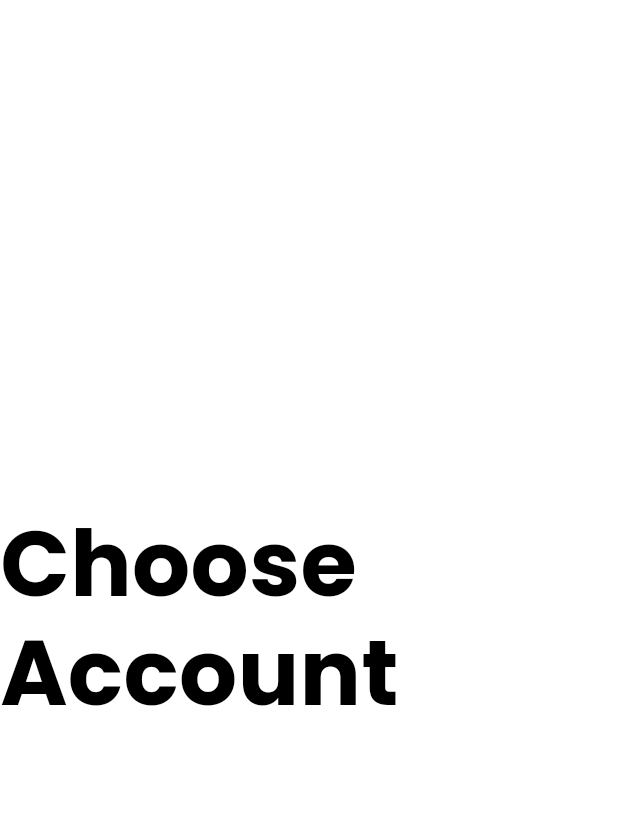
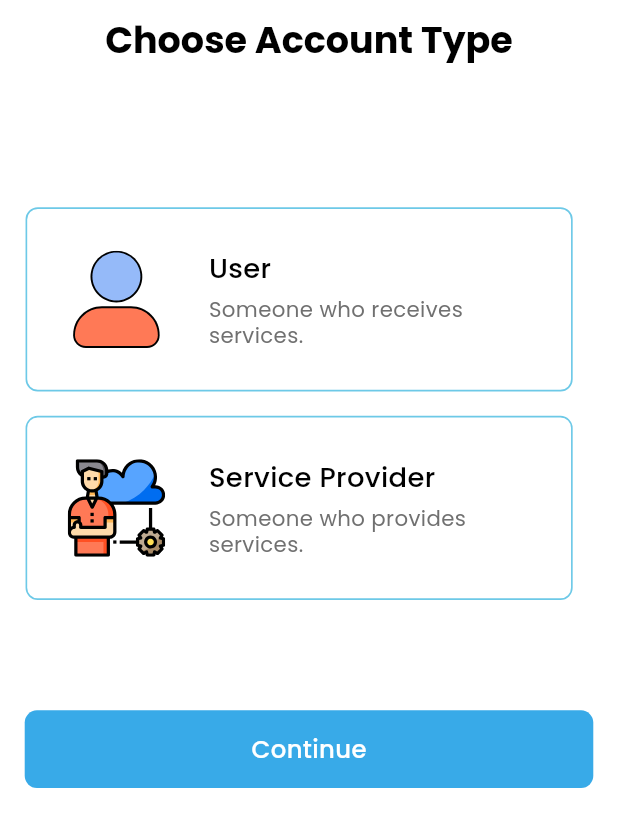
Before and after one commit to Mottakin890/bitnaro, a Flutter app: the screen it shows after launch, on a phone screen of 412 x 824 dp. Shown: the top 827 px of the screen. Run offline on Flutter 3.47's test engine with Material 3 defaults, Android fonts, the phone set to English and light mode, and no system bars; our stand-ins replace equatable, flutter_bloc, flutter_screenutil, flutter_svg, get_it, go_router.

Commit message:
feat(choose-account-type): Account type choosing page done.

```diff
--- a/lib/app.dart
+++ b/lib/app.dart
@@ -1,13 +1,14 @@
 import 'package:bitnaro/common/utils/dependency_injection/dependency_injection.dart';
 import 'package:bitnaro/common/utils/routes/app_route_config.dart';
 import 'package:bitnaro/common/utils/theme/app_theme.dart';
+import 'package:bitnaro/presentation/choose_account/bloc/choose_account_type_bloc.dart';
 import 'package:bitnaro/presentation/splash/bloc/splash_bloc.dart';
 import 'package:bitnaro/presentation/splash/bloc/splash_event.dart';
 import 'package:flutter/material.dart';
 import 'package:flutter_bloc/flutter_bloc.dart';
 
-class BitnoraApp extends StatelessWidget {
-  const BitnoraApp({super.key});
+class BitnaroApp extends StatelessWidget {
+  const BitnaroApp({super.key});
 
   @override
   Widget build(BuildContext context) {
@@ -16,6 +17,7 @@ class BitnoraApp extends StatelessWidget {
         BlocProvider(
           create: (context) => sl<SplashBloc>()..add(const AppStarted()),
         ),
+        BlocProvider(create: (context) => sl<ChooseAccountTypeBloc>()),
       ],
       child: MaterialApp.router(
         debugShowCheckedModeBanner: false,
--- a/lib/common/resources/assets/app_assets.dart
+++ b/lib/common/resources/assets/app_assets.dart
@@ -3,4 +3,8 @@ class AppAssets {
   static const String pngPath = 'assets/png';
 
   static const String appLogo = '$pngPath/applogo.png';
+
+  static const String user = '$svgPath/user.svg';
+  static const String consumer = '$svgPath/consumer.svg';
+  static const String check = '$svgPath/check.svg';
 }
--- /dev/null
+++ b/lib/common/resources/widgets/app_button.dart
@@ -0,0 +1,35 @@
+import 'package:bitnaro/common/utils/theme/app_colors.dart';
+import 'package:bitnaro/common/utils/theme/text_styles.dart';
+import 'package:flutter/widgets.dart';
+import 'package:flutter_screenutil/flutter_screenutil.dart';
+
+class AppButton extends StatelessWidget {
+  final void Function()? onTap;
+  final String buttonTitle;
+
+  const AppButton({super.key, required this.onTap, required this.buttonTitle});
+
+  @override
+  Widget build(BuildContext context) {
+    return GestureDetector(
+      onTap: onTap,
+      child: Container(
+
+        width: double.infinity,
+        height: 51.h,
+        decoration: BoxDecoration(
+          color: AppColors.primary,
+          borderRadius: .circular(8.r),
+        ),
+        child: Center(
+          child: Text(
+            buttonTitle,
+            style: TextStyles.bodyBaseMedium().copyWith(
+              color: AppColors.cWhite,
+            ),
+          ),
+        ),
+      ),
+    );
+  }
+}
--- a/lib/common/utils/dependency_injection/dependency_injection.dart
+++ b/lib/common/utils/dependency_injection/dependency_injection.dart
@@ -1,3 +1,4 @@
+import 'package:bitnaro/presentation/choose_account/bloc/choose_account_type_bloc.dart';
 import 'package:bitnaro/presentation/splash/bloc/splash_bloc.dart';
 import 'package:get_it/get_it.dart';
 
@@ -7,5 +8,6 @@ class DependencyInjection {
   static Future<void> init() async {
     //blocs
     sl.registerFactory(SplashBloc.new);
+    sl.registerFactory(ChooseAccountTypeBloc.new);
   }
 }
--- a/lib/common/utils/theme/app_colors.dart
+++ b/lib/common/utils/theme/app_colors.dart
@@ -4,7 +4,8 @@ class AppColors {
   AppColors._();
 
   static const Color primary = Color(0xFF38AAE8);
-  static const Color primaryLight = Color(0xFF5BBBED);
+  static const Color lightPrimary = Color(0xFFC4F1FF);
+  static const Color secondary = Color(0xFF6DC9E7);
   static const Color primaryLighter = Color(0xFF8DD0F4);
   static const Color primaryDark = Color(0xFF2490CA);
   static const Color primaryDarker = Color(0xFF1A72A3);
--- a/lib/common/utils/theme/app_theme.dart
+++ b/lib/common/utils/theme/app_theme.dart
@@ -51,7 +51,6 @@ class AppTheme {
       scrim: AppColors.cBlack,
       inverseSurface: AppColors.cBlack,
       onInverseSurface: AppColors.cWhite,
-      inversePrimary: AppColors.primaryLight,
     ),
 
     scaffoldBackgroundColor: AppColors.cWhite,
--- a/lib/main.dart
+++ b/lib/main.dart
@@ -16,7 +16,7 @@ Future<void> main(List<String> args) async {
         designSize: Size(375, 812),
         minTextAdapt: true,
         splitScreenMode: true,
-        child: BitnoraApp(),
+        child: BitnaroApp(),
       ),
     );
   });
--- /dev/null
+++ b/lib/presentation/choose_account/bloc/choose_account_type_bloc.dart
@@ -0,0 +1,23 @@
+import 'package:bitnaro/presentation/choose_account/bloc/choose_account_type_event.dart';
+import 'package:bitnaro/presentation/choose_account/bloc/choose_account_type_state.dart';
+import 'package:flutter_bloc/flutter_bloc.dart';
+
+class ChooseAccountTypeBloc
+    extends Bloc<ChooseAccountTypeEvent, ChooseAccountTypeState> {
+  ChooseAccountTypeBloc()
+    : super(
+        const ChooseAccountTypeState(selectedAccountType: AccountType.initial),
+      ) {
+    on<AccountTypeSelectedEvent>(_accountTypeSelection);
+  }
+  void _accountTypeSelection(
+    AccountTypeSelectedEvent event,
+    Emitter<ChooseAccountTypeState> emit,
+  ) {
+    if (state.selectedAccountType == event.accountType) {
+      emit(state.copyWith(selectedAccountType: AccountType.initial));
+    } else {
+      emit(state.copyWith(selectedAccountType: event.accountType));
+    }
+  }
+}
--- /dev/null
+++ b/lib/presentation/choose_account/bloc/choose_account_type_event.dart
@@ -0,0 +1,13 @@
+import 'package:bitnaro/presentation/choose_account/bloc/choose_account_type_state.dart';
+import 'package:equatable/equatable.dart';
+
+sealed class ChooseAccountTypeEvent extends Equatable {
+  const ChooseAccountTypeEvent();
+}
+
+final class AccountTypeSelectedEvent extends ChooseAccountTypeEvent {
+  final AccountType accountType;
+  const AccountTypeSelectedEvent(this.accountType);
+  @override
+  List<Object?> get props => [accountType];
+}
--- /dev/null
+++ b/lib/presentation/choose_account/bloc/choose_account_type_state.dart
@@ -0,0 +1,20 @@
+import 'package:equatable/equatable.dart';
+
+enum AccountType { initial, user, service }
+
+final class ChooseAccountTypeState extends Equatable {
+  final AccountType selectedAccountType;
+
+  const ChooseAccountTypeState({
+    this.selectedAccountType = AccountType.initial,
+  });
+
+  ChooseAccountTypeState copyWith({AccountType? selectedAccountType}) {
+    return ChooseAccountTypeState(
+      selectedAccountType: selectedAccountType ?? this.selectedAccountType,
+    );
+  }
+
+  @override
+  List<Object?> get props => [selectedAccountType];
+}
--- a/lib/presentation/choose_account/view/choose_account_view.dart
+++ b/lib/presentation/choose_account/view/choose_account_view.dart
@@ -1,5 +1,15 @@
+import 'package:bitnaro/common/resources/assets/app_assets.dart';
+import 'package:bitnaro/common/resources/widgets/app_button.dart';
+import 'package:bitnaro/common/utils/dependency_injection/dependency_injection.dart';
+import 'package:bitnaro/common/utils/dimentions/spacings.dart';
 import 'package:bitnaro/common/utils/theme/text_styles.dart';
+import 'package:bitnaro/presentation/choose_account/bloc/choose_account_type_bloc.dart';
+import 'package:bitnaro/presentation/choose_account/bloc/choose_account_type_event.dart';
+import 'package:bitnaro/presentation/choose_account/bloc/choose_account_type_state.dart';
+import 'package:bitnaro/presentation/choose_account/widget/account_type_card.dart';
 import 'package:flutter/material.dart';
+import 'package:flutter_bloc/flutter_bloc.dart';
+import 'package:flutter_screenutil/flutter_screenutil.dart';
 
 class ChooseAccountView extends StatelessWidget {
   const ChooseAccountView({super.key});
@@ -7,10 +17,86 @@ class ChooseAccountView extends StatelessWidget {
   @override
   Widget build(BuildContext context) {
     return Scaffold(
+      appBar: AppBar(
+        title: Text(
+          'Choose Account Type',
+          style: TextStyles.bodyXLBold(),
+        ),
+      ),
       body: Center(
-        child: Text(
-          'Choose Account',
-          style: TextStyles.h1(),
+        child: Column(
+          mainAxisAlignment: MainAxisAlignment.start,
+          children: [
+            Spacing.vertical(70),
+            SizedBox(
+              height: 269.h,
+              width: 344.w,
+              child: Align(
+                alignment: Alignment.bottomLeft,
+                child: Column(
+                  mainAxisSize: MainAxisSize.min,
+                  crossAxisAlignment: CrossAxisAlignment.start,
+                  children: [
+                    BlocSelector<
+                      ChooseAccountTypeBloc,
+                      ChooseAccountTypeState,
+                      bool
+                    >(
+                      selector: (state) =>
+                          state.selectedAccountType == AccountType.user,
+                      builder: (context, isSelected) {
+                        return AccountTypeCard(
+                          accountType: 'User',
+                          accountTypeDescription:
+                              'Someone who receives\nservices.',
+                          accountTypeLogo: AppAssets.user,
+                          isSelected: isSelected,
+                          onTap: () {
+                            context.read<ChooseAccountTypeBloc>().add(
+                              const AccountTypeSelectedEvent(AccountType.user),
+                            );
+                          },
+                        );
+                      },
+                    ),
+                    Spacing.vertical(16),
+                    BlocSelector<
+                      ChooseAccountTypeBloc,
+                      ChooseAccountTypeState,
+                      bool
+                    >(
+                      selector: (state) =>
+                          state.selectedAccountType == AccountType.service,
+                      builder: (context, isSelected) {
+                        return AccountTypeCard(
+                          accountType: 'Service Provider',
+                          accountTypeDescription:
+                              'Someone who provides\nservices.',
+                          accountTypeLogo: AppAssets.consumer,
+                          isSelected: isSelected,
+                          onTap: () {
+                            context.read<ChooseAccountTypeBloc>().add(
+                              const AccountTypeSelectedEvent(
+                                AccountType.service,
+                              ),
+                            );
+                          },
+                        );
+                      },
+                    ),
+                  ],
+                ),
+              ),
+            ),
+            Spacing.vertical(40),
+            RPadding(
+              padding: REdgeInsets.symmetric(horizontal: 16, vertical: 32),
+              child: AppButton(
+                onTap: () {},
+                buttonTitle: 'Continue',
+              ),
+            ),
+          ],
         ),
       ),
     );
--- /dev/null
+++ b/lib/presentation/choose_account/widget/account_type_card.dart
@@ -0,0 +1,95 @@
+import 'package:bitnaro/common/resources/assets/app_assets.dart';
+import 'package:bitnaro/common/utils/dimentions/spacings.dart';
+import 'package:bitnaro/common/utils/theme/app_colors.dart';
+import 'package:bitnaro/common/utils/theme/text_styles.dart';
+import 'package:flutter/material.dart';
+import 'package:flutter_screenutil/flutter_screenutil.dart';
+import 'package:flutter_svg/svg.dart';
+
+class AccountTypeCard extends StatelessWidget {
+  final String accountType;
+  final String accountTypeDescription;
+  final String accountTypeLogo;
+  final bool isSelected;
+  final void Function()? onTap;
+
+  const AccountTypeCard({
+    super.key,
+    this.onTap,
+    required this.accountType,
+    required this.accountTypeDescription,
+    required this.accountTypeLogo,
+    this.isSelected = false,
+  });
+
+  @override
+  Widget build(BuildContext context) {
+    return GestureDetector(
+      onTap: onTap,
+      child: Stack(
+        clipBehavior: Clip.none,
+        children: [
+          Container(
+            height: 121.h,
+            width: 332.w,
+            padding: REdgeInsets.symmetric(horizontal: 24),
+            decoration: BoxDecoration(
+              color: isSelected ? AppColors.lightPrimary : AppColors.cWhite,
+              borderRadius: BorderRadius.circular(8.r),
+              border: isSelected
+                  ? null
+                  : Border.all(color: AppColors.secondary, width: 1.w),
+            ),
+            child: Row(
+              children: [
+                SvgPicture.asset(
+                  accountTypeLogo,
+                  height: 64.h,
+                  width: 64.w,
+                ),
+                Spacing.horizontal(24),
+                Expanded(
+                  child: Column(
+                    mainAxisAlignment: MainAxisAlignment.center,
+                    crossAxisAlignment: CrossAxisAlignment.start,
+                    children: [
+                      Text(
+                        accountType,
+                        style: TextStyles.bodyMDMedium(AppColors.cBlack),
+                      ),
+                      Spacing.vertical(8),
+                      Text(
+                        accountTypeDescription,
+                        style: TextStyles.bodySMRegular(AppColors.greyNormal),
+                      ),
+                    ],
+                  ),
+                ),
+              ],
+            ),
+          ),
+          if (isSelected)
+            Positioned(
+              top: -14.h,
+              right: -14.w,
+              child: Container(
+                padding: REdgeInsets.all(4),
+                decoration: const BoxDecoration(
+                  shape: BoxShape.circle,
+                ),
+                child: SvgPicture.asset(
+                  AppAssets.check,
+                  height: 24.h,
+                  width: 24.w,
+                  colorFilter: const ColorFilter.mode(
+                    AppColors.secondary,
+                    BlendMode.srcIn,
+                  ),
+                ),
+              ),
+            ),
+        ],
+      ),
+    );
+  }
+}
```
Also changed, not shown: assets/svg/check.svg (added), assets/svg/consumer.svg (added), assets/svg/user.svg (added), 1 other file.
